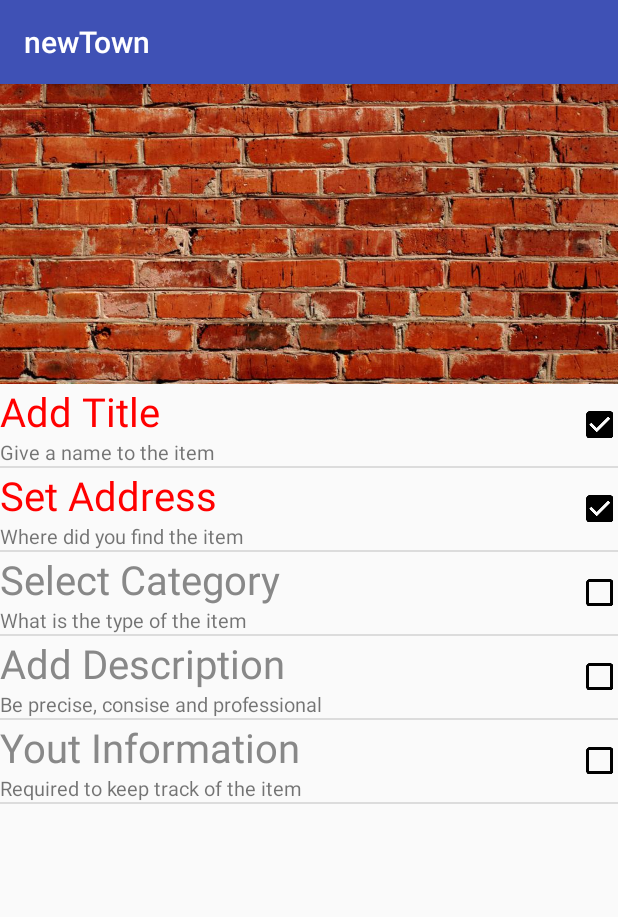
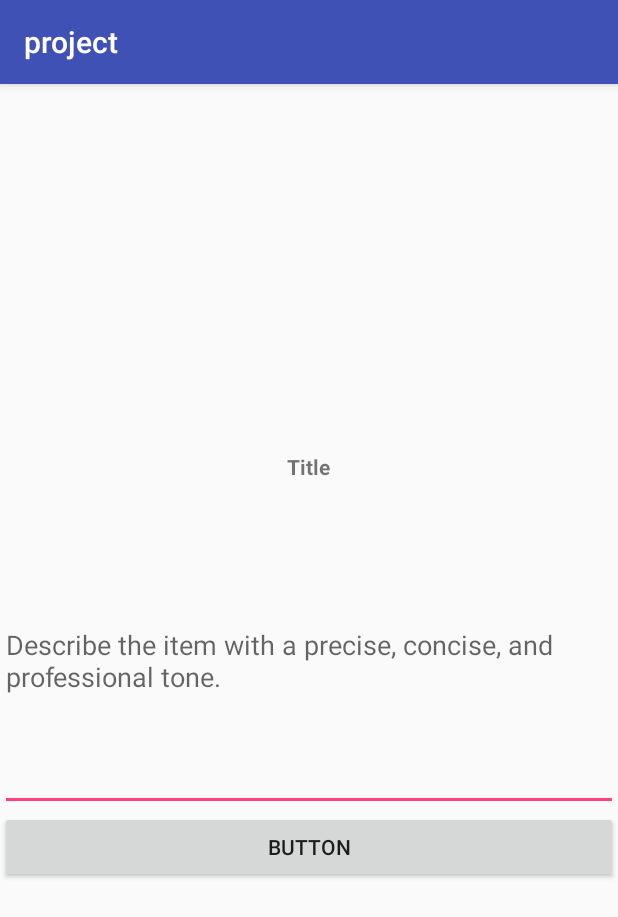
Before and after one commit to zcbmlijygrdwa/paperTown, an Android app: the newTown screen opened directly, with no data from a screen before it, after a tap on "Add Description", on a phone screen of 412 x 824 dp. Shown: the top 917 px of the screen. Run offline under Robolectric (Android 15) with nearby library versions, the phone set to English and light mode, and no system bars.

Commit message:
add NewDescriptionActivity

```diff
--- a/app/src/main/AndroidManifest.xml
+++ b/app/src/main/AndroidManifest.xml
@@ -35,7 +35,8 @@
         <activity android:name=".NewTitleActivity" />
         <activity android:name=".NewAddressActivity" />
         <activity android:name=".NewCategoryActivity" />
-        <activity android:name=".NewDescriptionActivity"></activity>
+        <activity android:name=".NewDescriptionActivity" />
+        <activity android:name=".NewInformationActivity"></activity>
     </application>
 
 </manifest>
--- a/app/src/main/java/zhenyuyang/cec150/ece/ucsb/edu/project/NewDescriptionActivity.java
+++ b/app/src/main/java/zhenyuyang/cec150/ece/ucsb/edu/project/NewDescriptionActivity.java
@@ -1,7 +1,13 @@
 package zhenyuyang.cec150.ece.ucsb.edu.project;
 
+import android.app.Activity;
+import android.content.Intent;
 import android.support.v7.app.AppCompatActivity;
 import android.os.Bundle;
+import android.view.View;
+import android.widget.Button;
+import android.widget.EditText;
+import android.widget.Toast;
 
 public class NewDescriptionActivity extends AppCompatActivity {
 
@@ -9,5 +15,28 @@ public class NewDescriptionActivity extends AppCompatActivity {
     protected void onCreate(Bundle savedInstanceState) {
         super.onCreate(savedInstanceState);
         setContentView(R.layout.activity_new_description);
+
+        //add button
+        Button button = (Button) findViewById(R.id.button_new_description);
+        button.setOnClickListener(new View.OnClickListener() {
+
+            public void onClick(View v) {
+                // TODO Auto-generated method stub
+                Intent returnIntent = new Intent();
+                EditText ev = (EditText) findViewById(R.id.editText_new_description);
+                    returnIntent.putExtra("result", ev.getText().toString());
+                    setResult(Activity.RESULT_OK, returnIntent);
+                    finish();
+
+
+                //if don't want to return data:
+//                Intent returnIntent = new Intent();
+//                setResult(Activity.RESULT_CANCELED, returnIntent);
+//                finish();
+
+            }
+
+        });
+
     }
 }
--- a/app/src/main/java/zhenyuyang/cec150/ece/ucsb/edu/project/newTown.java
+++ b/app/src/main/java/zhenyuyang/cec150/ece/ucsb/edu/project/newTown.java
@@ -28,7 +28,8 @@ public class newTown extends AppCompatActivity {
     final int NEW_TITLE_REQUEST = 0;
     final int NEW_ADDRESS_REQUEST = 1;
     final int NEW_CATEGORY_REQUEST = 2;
-    final int NEW_INFORMATION_REQUEST =3;
+    final int NEW_DESCRIPTION_REQUEST = 3;
+    final int NEW_INFORMATION_REQUEST =4;
 
     String title = "";
 
@@ -117,6 +118,14 @@ public class newTown extends AppCompatActivity {
                     //finish();// kill current activity
                 }
 
+                if (position == 3) {
+                    Intent intent = new Intent(getApplicationContext(), NewDescriptionActivity.class);
+                    //intent.putExtra(EXTRA_MESSAGE, "asdf");
+                    startActivityForResult(intent, NEW_DESCRIPTION_REQUEST);
+                    overridePendingTransition(R.anim.trans_left_in, R.anim.trans_left_out);
+                    //finish();// kill current activity
+                }
+
 
 
             }
@@ -168,6 +177,19 @@ public class newTown extends AppCompatActivity {
             }
             if (resultCode == Activity.RESULT_CANCELED) {
                 Log.i("onActivityResult", "NEW_CATEGORY_REQUEST RESULT_CANCELED");
+                //Write your code if there's no result
+            }
+        }
+
+        if (requestCode == NEW_DESCRIPTION_REQUEST) {
+            // Make sure the request was successful
+            if (resultCode == RESULT_OK) {
+                String result = data.getStringExtra("result");
+                Log.i("onActivityResult", "result = " + result);
+                title = result;
+            }
+            if (resultCode == Activity.RESULT_CANCELED) {
+                Log.i("onActivityResult", "NEW_DESCRIPTION_REQUEST RESULT_CANCELED");
                 //Write your code if there's no result
             }
         }
--- a/app/src/main/res/layout/activity_new_description.xml
+++ b/app/src/main/res/layout/activity_new_description.xml
@@ -1,9 +1,33 @@
 <?xml version="1.0" encoding="utf-8"?>
-<android.support.constraint.ConstraintLayout xmlns:android="http://schemas.android.com/apk/res/android"
+<LinearLayout xmlns:android="http://schemas.android.com/apk/res/android"
     xmlns:app="http://schemas.android.com/apk/res-auto"
     xmlns:tools="http://schemas.android.com/tools"
     android:layout_width="match_parent"
     android:layout_height="match_parent"
+    android:orientation="vertical"
+    android:gravity="center"
     tools:context="zhenyuyang.cec150.ece.ucsb.edu.project.NewDescriptionActivity">
 
-</android.support.constraint.ConstraintLayout>
+
+    <TextView
+        android:id="@+id/textView_new_description"
+        android:layout_width="wrap_content"
+        android:layout_height="wrap_content"
+        android:paddingBottom="20sp"
+        android:paddingTop="10sp"
+        android:text="Title"
+        android:textStyle="bold"/>
+
+    <EditText
+        android:id="@+id/editText_new_description"
+        android:layout_width="wrap_content"
+        android:layout_height="200dp"
+        android:hint="Describe the item with a precise, concise, and professional tone." />
+
+    <Button
+        android:id="@+id/button_new_description"
+        android:layout_width="match_parent"
+        android:layout_height="wrap_content"
+        android:text="Button" />
+
+</LinearLayout>
```
Also changed, not shown: app/src/main/java/zhenyuyang/cec150/ece/ucsb/edu/project/NewInformationActivity.java (added, +13 -0 lines), app/src/main/res/layout/activity_new_information.xml (added, +9 -0 lines).
